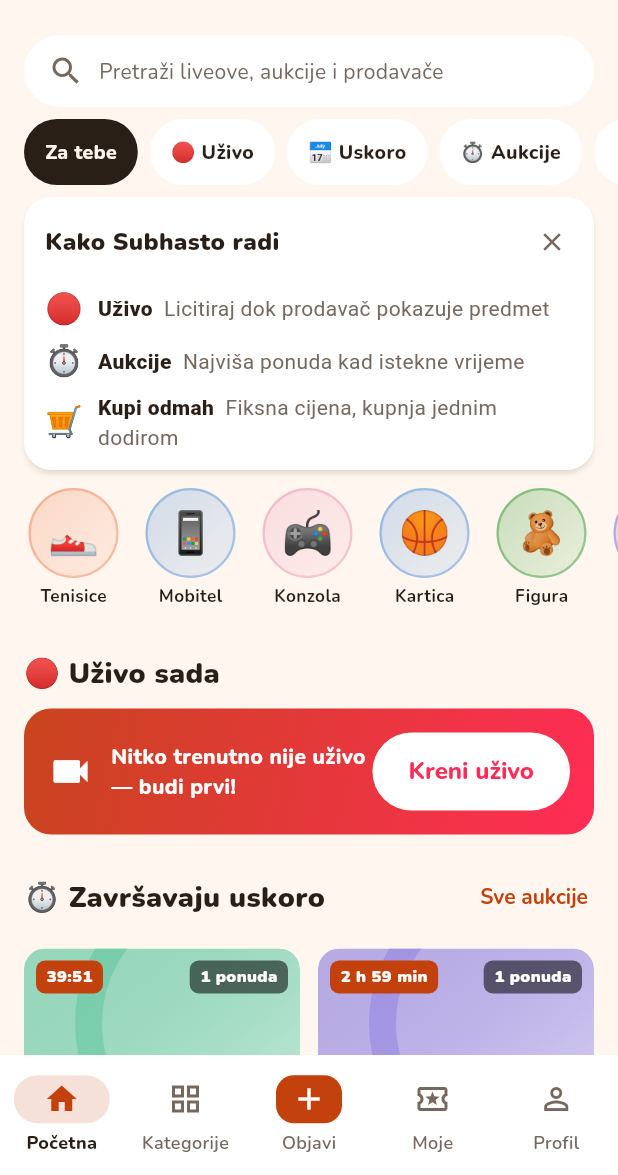
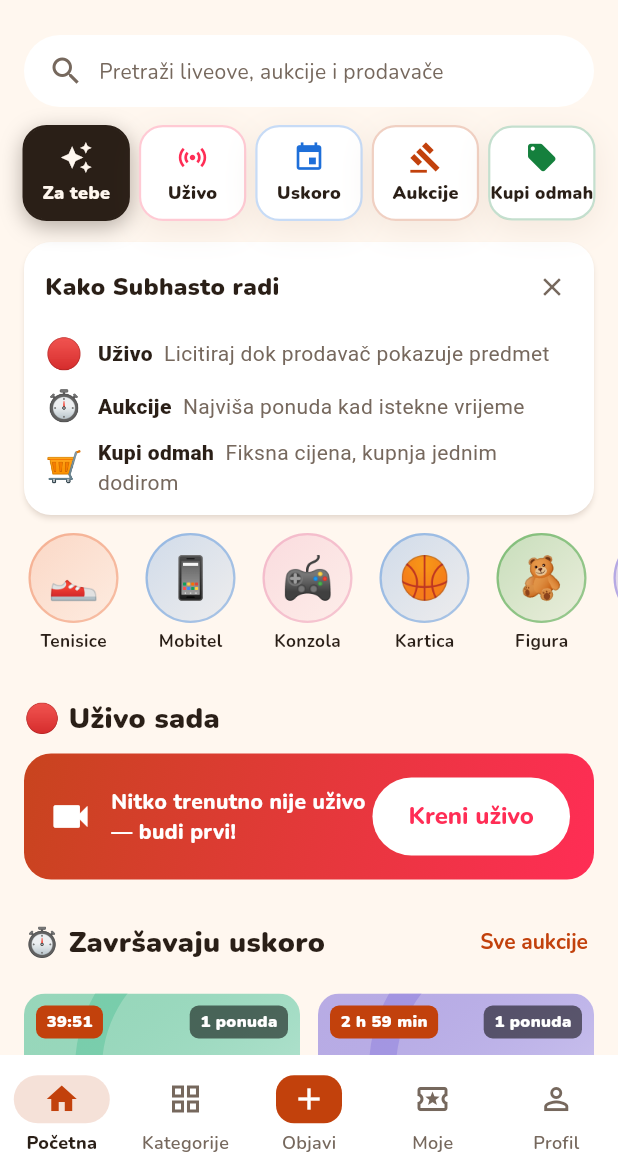
Before and after one commit to Karlo6546541/bot, a Flutter app: the screen it shows after launch, on a phone screen of 412 x 824 dp, the part 61-1236 px from its top. Run offline on Flutter 3.47's test engine with Material 3 defaults, Android fonts, the phone set to English and light mode, and no system bars; our stand-ins replace file_picker, flutter_riverpod, hive_flutter, image_picker, share_plus, supabase_flutter and 1 more; missing offline and left inert: dart:js_interop, dart_webrtc, flutter_webrtc; accounts and stored records are empty.

Commit message:
Home quick menu: five equal tiles, no scrolling, colour per type
Za tebe / Uživo / Uskoro / Aukcije / Kupi odmah as equal-width tiles with
icon and label; the selected tile fills with its type colour (red live,
orange auctions, green buy now), live shows a count badge.

Co-Authored-By: Claude Opus 5.5 <noreply@anthropic.com>
Claude-Session: https://claude.ai/code/session_01PBov6w7Hus1Rp49XeCqhPo

```diff
--- a/loop_app/lib/screens/live_home_screen.dart
+++ b/loop_app/lib/screens/live_home_screen.dart
@@ -317,45 +317,55 @@ class _LiveHomeScreenState extends ConsumerState<LiveHomeScreen> {
             ),
           ),
         ),
+        // Brzi izbornik: pet jednakih pločica preko cijele širine (bez
+        // listanja); odabrana se ispuni bojom svoje vrste.
         SliverToBoxAdapter(
-          child: SizedBox(
-            height: 44,
-            child: ListView(
+          child: Padding(
+            padding: const EdgeInsets.fromLTRB(12, 4, 12, 6),
+            child: Row(
               key: const ValueKey('home-cats'),
-              scrollDirection: Axis.horizontal,
-              padding: const EdgeInsets.symmetric(horizontal: 16),
               children: [
                 _Pill(
                   id: 'for-you',
+                  icon: Icons.auto_awesome,
                   label: t('Za tebe'),
+                  color: LoopColors.textPrimary,
                   selected: _filter is _ForYou,
                   onTap: () => setState(() => _filter = const _ForYou()),
                 ),
                 _Pill(
                   id: 'live',
-                  label: t('🔴 Uživo'),
+                  icon: Icons.sensors,
+                  label: t('Uživo'),
+                  color: LoopColors.live,
+                  badge: live.length,
                   selected: _filter is _LiveOnly,
                   onTap: () => setState(() => _filter = const _LiveOnly()),
                 ),
                 _Pill(
                   id: 'soon',
-                  label: t('📅 Uskoro'),
+                  icon: Icons.event,
+                  label: t('Uskoro'),
+                  color: LoopColors.info,
                   selected: _filter is _Soon,
                   onTap: () => setState(() => _filter = const _Soon()),
                 ),
                 _Pill(
                   id: 'timed',
-                  label: t('⏱ Aukcije'),
+                  icon: Icons.gavel,
+                  label: t('Aukcije'),
+                  color: LoopColors.accent,
                   selected: _filter is _Timed,
                   onTap: () => setState(() => _filter = const _Timed()),
                 ),
                 _Pill(
                   id: 'buy',
-                  label: t('🏷️ Kupi odmah'),
+                  icon: Icons.local_offer,
+                  label: t('Kupi odmah'),
+                  color: LoopColors.buyNow,
                   selected: _filter is _BuyNow,
                   onTap: () => setState(() => _filter = const _BuyNow()),
                 ),
-                // Kategorije su u svojoj kartici (donja traka).
               ],
             ),
           ),
@@ -509,42 +519,94 @@ class _CheckoutBanner extends ConsumerWidget {
 class _Pill extends StatelessWidget {
   const _Pill({
     required this.id,
+    required this.icon,
     required this.label,
+    required this.color,
     required this.selected,
     required this.onTap,
+    this.badge = 0,
   });
 
   final String id;
+  final IconData icon;
   final String label;
+
+  /// Boja vrste (crvena = uživo, zelena = Kupi odmah…).
+  final Color color;
   final bool selected;
   final VoidCallback onTap;
 
+  /// Broj (npr. koliko je liveova uživo) u kutu ikone.
+  final int badge;
+
   @override
   Widget build(BuildContext context) {
-    final fg = selected ? LoopColors.background : LoopColors.textPrimary;
-    return Padding(
-      padding: const EdgeInsets.only(right: 8),
+    final onColor = color == LoopColors.textPrimary
+        ? LoopColors.background
+        : Colors.white;
+    return Expanded(
+      child: Padding(
+        padding: const EdgeInsets.symmetric(horizontal: 3),
+        child: AnimatedContainer(
+          duration: const Duration(milliseconds: 200),
+          curve: Curves.easeOut,
+          decoration: BoxDecoration(
+            color: selected ? color : LoopColors.surface,
+            borderRadius: BorderRadius.circular(16),
+            border: Border.all(
+              color: selected ? color : color.withValues(alpha: 0.25),
+              width: 1.5,
+            ),
+            boxShadow: selected
+                ? [
+                    BoxShadow(
+                      color: color.withValues(alpha: 0.35),
+                      blurRadius: 12,
+                      offset: const Offset(0, 4),
+                    ),
+                  ]
+                : LoopColors.softShadow,
+          ),
           child: Material(
-        color: selected ? LoopColors.textPrimary : LoopColors.surface,
-        borderRadius: BorderRadius.circular(999),
+            type: MaterialType.transparency,
             child: InkWell(
               key: ValueKey('home-cat-$id'),
-          borderRadius: BorderRadius.circular(999),
+              borderRadius: BorderRadius.circular(16),
               onTap: onTap,
               child: Padding(
-            padding: const EdgeInsets.symmetric(horizontal: 14, vertical: 8),
-            child: Row(
+                padding: const EdgeInsets.symmetric(vertical: 9),
+                child: Column(
                   mainAxisSize: MainAxisSize.min,
                   children: [
-                Text(
+                    Badge(
+                      isLabelVisible: badge > 0,
+                      label: Text('$badge'),
+                      backgroundColor: selected
+                          ? Colors.white
+                          : LoopColors.live,
+                      textColor: selected ? LoopColors.live : Colors.white,
+                      child: Icon(
+                        icon,
+                        size: 22,
+                        color: selected ? onColor : color,
+                      ),
+                    ),
+                    const SizedBox(height: 4),
+                    FittedBox(
+                      fit: BoxFit.scaleDown,
+                      child: Text(
                         label,
+                        maxLines: 1,
                         style: TextStyle(
-                    color: fg,
-                    fontWeight: FontWeight.w800,
-                    fontSize: 13,
+                          color: selected ? onColor : LoopColors.textPrimary,
+                          fontWeight: FontWeight.w900,
+                          fontSize: 12,
+                        ),
                       ),
                     ),
                   ],
+                ),
+              ),
             ),
           ),
         ),
```
Also changed, not shown: 3 other files. Lines whose indentation alone changed are shown as unchanged.
